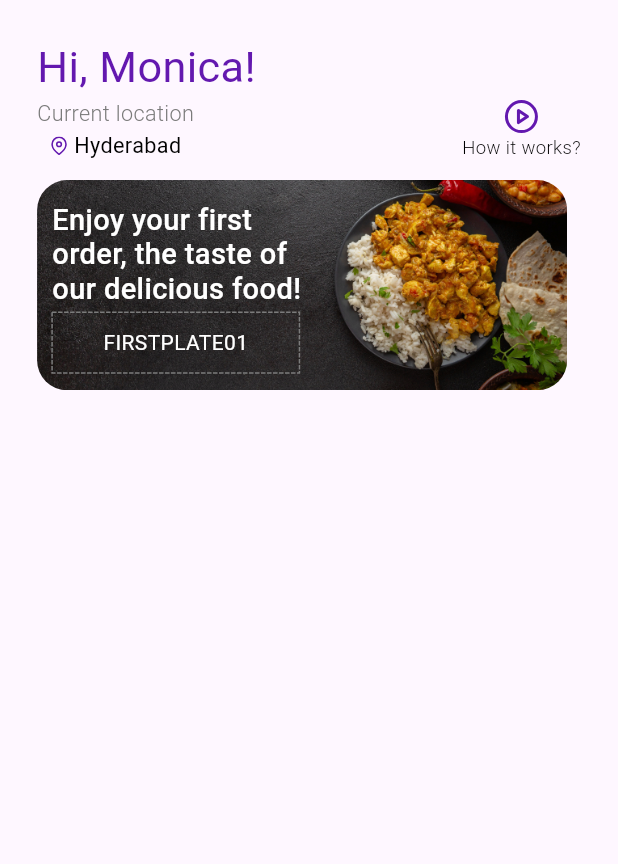
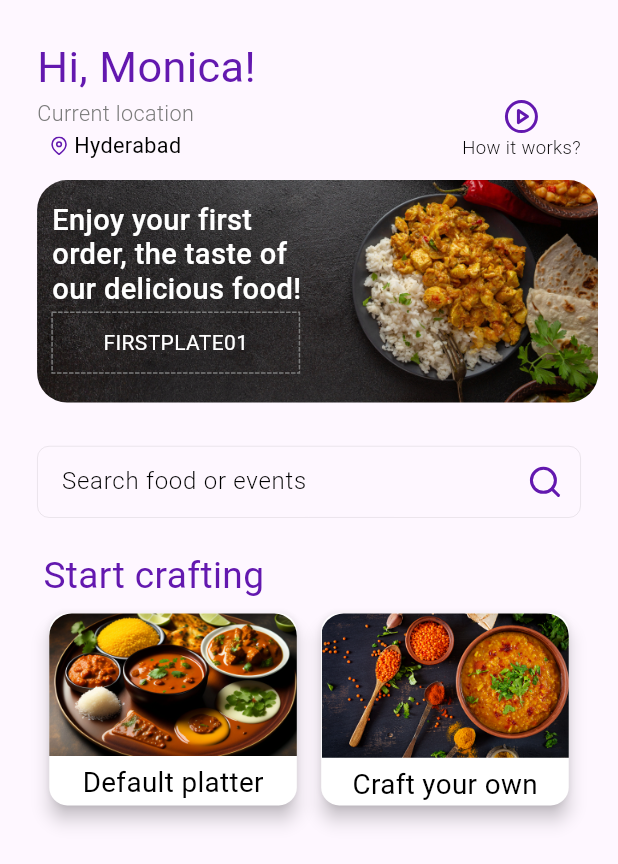
Before and after one commit to Utkarsh4517/craftmyplate-ui, a Flutter app: the HomePage screen opened directly, on a phone screen of 412 x 824 dp. Shown: the top 864 px of the screen. Run offline on Flutter 3.47's test engine with Material 2 defaults, Android fonts, the phone set to English and light mode, and no system bars; drawn by our look-alikes of dotted_border; our stand-ins replace feather_icons, firebase_auth, firebase_core, flutter_svg, shared_preferences, smooth_page_indicator; accounts and stored records are empty; Roboto replaces fonts that are missing (Lexend).

Commit message:
created platters container

```diff
--- a/lib/constants/images.dart
+++ b/lib/constants/images.dart
@@ -7,3 +7,5 @@ const page3svg = "assets/svgs/intro_page3.svg";
 const loginPageSvg = "assets/svgs/login_page.svg";
 
 const offer1png = "assets/pngs/offer1.png";
+const defaultPlatter = 'assets/pngs/default_platter.png';
+const craftYourOwn = 'assets/pngs/craft_your_own.png';
--- a/lib/screens/homepage/homepage.dart
+++ b/lib/screens/homepage/homepage.dart
@@ -2,6 +2,7 @@ import 'package:craftmyplate/constants/colors.dart';
 import 'package:craftmyplate/constants/constraints.dart';
 import 'package:craftmyplate/constants/images.dart';
 import 'package:craftmyplate/screens/homepage/offer_list_tile.dart';
+import 'package:craftmyplate/screens/homepage/platters.dart';
 import 'package:feather_icons/feather_icons.dart';
 import 'package:flutter/material.dart';
 
@@ -24,6 +25,7 @@ class _HomePageState extends State<HomePage> {
         body: SafeArea(
       child: SingleChildScrollView(
         child: Column(
+          crossAxisAlignment: CrossAxisAlignment.start,
           children: [
             // Hi, User Text
             Row(
@@ -112,7 +114,7 @@ class _HomePageState extends State<HomePage> {
 
             // first horizontal listview
             SizedBox(
-              height: getScreenWidth(context) * 0.4,
+              height: getScreenWidth(context) * 0.42,
               child: ListView(
                 scrollDirection: Axis.horizontal,
                 children: const [
@@ -125,6 +127,66 @@ class _HomePageState extends State<HomePage> {
                       text: 'Delicious food\nfor happy life')
                 ],
               ),
+            ),
+
+            // search food or events
+
+            Container(
+              margin: EdgeInsets.symmetric(
+                  horizontal: getScreenWidth(context) * 0.06,
+                  vertical: getScreenWidth(context) * 0.04),
+              child: TextField(
+                decoration: InputDecoration(
+                  contentPadding: EdgeInsets.symmetric(
+                    vertical: getScreenWidth(context) * 0.015,
+                    horizontal: getScreenWidth(context) * 0.03,
+                  ),
+                  suffixIcon: const Icon(
+                    FeatherIcons.search,
+                    color: purpleColor,
+                  ),
+                  // suffix:
+                  enabledBorder: OutlineInputBorder(
+                      borderSide: BorderSide(
+                          width: 0.5, color: Colors.black.withOpacity(0.1)),
+                      borderRadius: BorderRadius.circular(8)),
+                  focusedBorder: OutlineInputBorder(
+                      borderSide: BorderSide(
+                          width: 0.5, color: Colors.black.withOpacity(0.1)),
+                      borderRadius: BorderRadius.circular(8)),
+                  hintText: 'Search food or events',
+                  hintStyle: const TextStyle(
+                      color: blackColor,
+                      fontFamily: 'Lexend',
+                      fontWeight: FontWeight.w300),
+                ),
+              ),
+            ),
+
+            // Start crafting
+            Container(
+              margin: EdgeInsets.symmetric(
+                  horizontal: getScreenWidth(context) * 0.07,
+                  vertical: getScreenWidth(context) * 0.01),
+              child: Text(
+                'Start crafting',
+                style: TextStyle(
+                    color: purpleColor,
+                    fontFamily: 'Lexend',
+                    fontWeight: FontWeight.w400,
+                    fontSize: getScreenWidth(context) * 0.06),
+              ),
+            ),
+
+            Container(
+              margin: EdgeInsets.symmetric(horizontal: getScreenWidth(context) * 0.05),
+              child: const Row(
+                mainAxisAlignment: MainAxisAlignment.spaceEvenly,
+                children: [
+                  Platter(text: 'Default platter', img: defaultPlatter),
+                  Platter(text: 'Craft your own', img: craftYourOwn)
+                ],
+              ),
             )
           ],
         ),
--- /dev/null
+++ b/lib/screens/homepage/platters.dart
@@ -0,0 +1,44 @@
+import 'package:craftmyplate/constants/colors.dart';
+import 'package:craftmyplate/constants/constraints.dart';
+import 'package:flutter/material.dart';
+
+class Platter extends StatelessWidget {
+  final String text;
+  final String img;
+  const Platter({
+    required this.text,
+    required this.img,
+    super.key,
+  });
+
+  @override
+  Widget build(BuildContext context) {
+    return SizedBox(
+      width: getScreenWidth(context) * 0.42,
+      height: getScreenWidth(context) * 0.33,
+      child: Card(
+        color: Colors.white,
+        surfaceTintColor: whiteColor,
+        elevation: 5,
+        child: Column(
+          children: [
+            ClipRRect(
+              borderRadius: const BorderRadius.only(
+                  topLeft: Radius.circular(15), topRight: Radius.circular(15)),
+              child: Image.asset(img),
+            ),
+            SizedBox(height: getScreenWidth(context) * 0.01),
+            Text(
+              text,
+              style: TextStyle(
+                  color: blackColor,
+                  fontFamily: 'Lexend',
+                  fontWeight: FontWeight.w400,
+                  fontSize: getScreenWidth(context) * 0.045),
+            )
+          ],
+        ),
+      ),
+    );
+  }
+}
--- a/lib/screens/splash_screen/splash_screen.dart
+++ b/lib/screens/splash_screen/splash_screen.dart
@@ -18,6 +18,8 @@ class _SplashScreenState extends State<SplashScreen> {
     startTimer();
     super.initState();
   }
+
+  // ek initial default native still splash screen hoga usske baad current animated splash screen chhalega
 
   void startTimer() {
     const duration = Duration(milliseconds: 1000);
```
Also changed, not shown: assets/pngs/craft_your_own.png (added), assets/pngs/default_platter.png (added).
